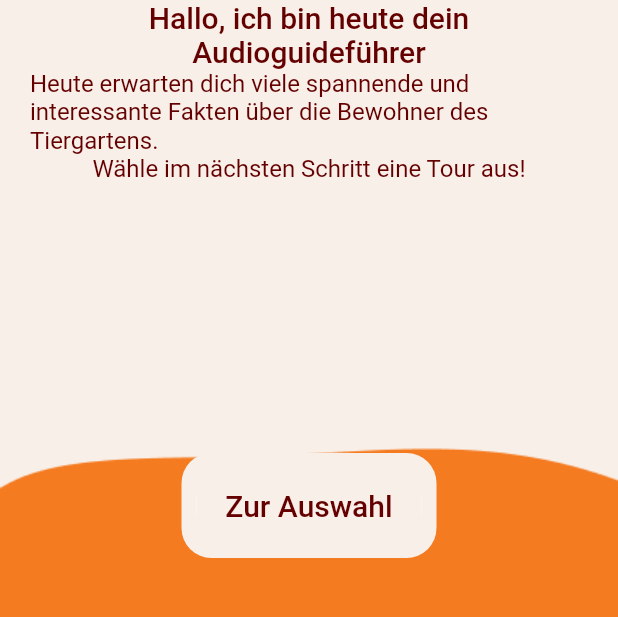
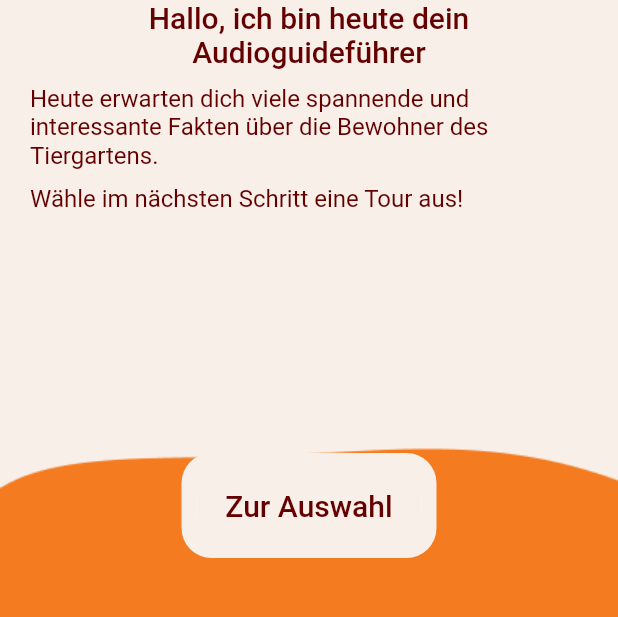
Before and after one commit to marlonjust/TiergartenKleve, a Flutter app: the screen it shows after launch, on a phone screen of 412 x 824 dp, the part 498-1115 px from its top. Run offline on Flutter 3.47's test engine with Material 2 defaults, Android fonts, the phone set to English and light mode, and no system bars; our stand-ins replace geolocator.

Commit message:
Text besser formatiert
HEhe

```diff
--- a/lib/main.dart
+++ b/lib/main.dart
@@ -82,7 +82,9 @@ class Introduction extends StatelessWidget {
                     color: Color(0xFF640000)),
                 textAlign: TextAlign.center,
               ),
-              Text(
+              Padding(
+                padding: const EdgeInsets.only(top: 10),
+                child: Text(
                   "Heute erwarten dich viele spannende und interessante Fakten über die Bewohner des Tiergartens.",
                   style: TextStyle(
                       fontSize: 16,
@@ -90,7 +92,12 @@ class Introduction extends StatelessWidget {
                       color: Color(0xFF640000)),
                   textAlign: TextAlign.left,
                 ),
-              Text(
+              ),
+              Padding(
+                padding: const EdgeInsets.only(top: 10),
+                child: SizedBox(
+                  width: 400,
+                  child: Text(
                     "Wähle im nächsten Schritt eine Tour aus!",
                     style: TextStyle(
                         fontSize: 16,
@@ -98,8 +105,10 @@ class Introduction extends StatelessWidget {
                         color: Color(0xFF640000)),
                     textAlign: TextAlign.left,
                   ),
+                ),
+              ),
               Padding(
-                padding: const EdgeInsets.only(top: 190),
+                padding: const EdgeInsets.only(top: 170),
                 child: Container(
                   width: 150,
                   height: 50,
```
Lines whose indentation alone changed are shown as unchanged.
